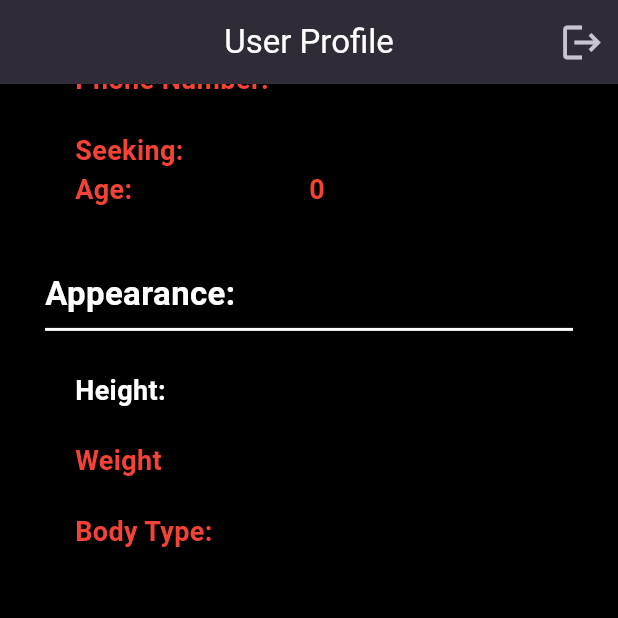
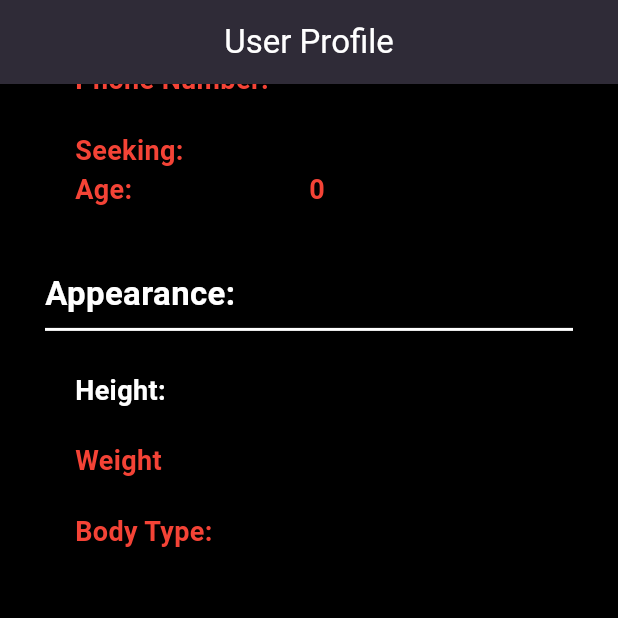
Before and after one commit to ibrahim-zaheer/InvestorApp, a Flutter app: the UserDetailScreen screen opened directly, scrolled down 576 dp, on a phone screen of 412 x 824 dp, the top half of it. Run offline on Flutter 3.47's test engine with Material 3 defaults, Android fonts, the phone set to English and light mode, and no system bars; our stand-ins replace cloud_firestore, firebase_auth, firebase_core, firebase_storage, get, image_picker; missing offline and left inert: flutter_image_slider; accounts and stored records are empty.

Commit message:
making changes

```diff
--- a/lib/tabScreens/user_detail_screen.dart
+++ b/lib/tabScreens/user_detail_screen.dart
@@ -3,6 +3,9 @@ import 'package:firebase_core/firebase_core.dart';
 import 'package:flutter/material.dart';
 import 'package:cloud_firestore/cloud_firestore.dart';
 import 'package:flutter_image_slider/carousel.dart';
+import 'package:get/get.dart';
+import 'package:investorapp/accountSettingScreen/account_setting_screen.dart';
+import 'package:investorapp/global.dart';
 
 // ignore: must_be_immutable
 class UserDetailScreen extends StatefulWidget {
@@ -136,7 +139,32 @@ class _UserDetailScreenState extends State<UserDetailScreen> {
           centerTitle: true,
           // for setting the default backward button to disappear
           automaticallyImplyLeading: false,
+          //we are using this code so the option to go back only appears for current user
+          leading: widget.userID != currentUserId
+              ? IconButton(
+                  onPressed: () {
+                    Get.back();
+                  },
+                  icon: (const Icon(
+                    Icons.arrow_back,
+                    size: 30,
+                  )))
+              : Container(),
           actions: [
+            widget.userID != currentUserId
+                ? Row(
+                    children: [
+                      //for account settings
+                      IconButton(
+                        onPressed: () {
+                          Get.to(const accountSettingScreen());
+                        },
+                        icon: const Icon(
+                          Icons.settings,
+                          size: 30,
+                        ),
+                      ),
+                      //for log out
                       IconButton(
                         onPressed: () {
                           FirebaseAuth.instance.signOut();
@@ -146,6 +174,9 @@ class _UserDetailScreenState extends State<UserDetailScreen> {
                           size: 30,
                         ),
                       ),
+                    ],
+                  )
+                : Container(),
           ],
         ),
         body: SingleChildScrollView(
```
Also changed, not shown: lib/accountSettingScreen/account_setting_screen.dart (added, +31 -0 lines). Lines whose indentation alone changed are shown as unchanged.
